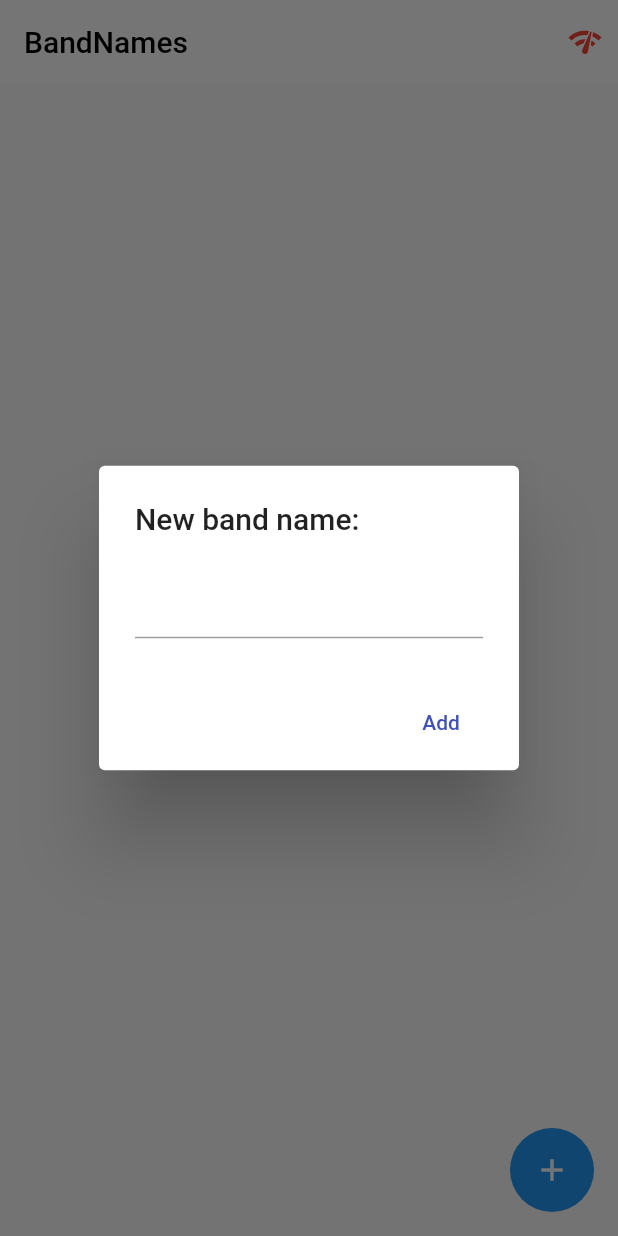
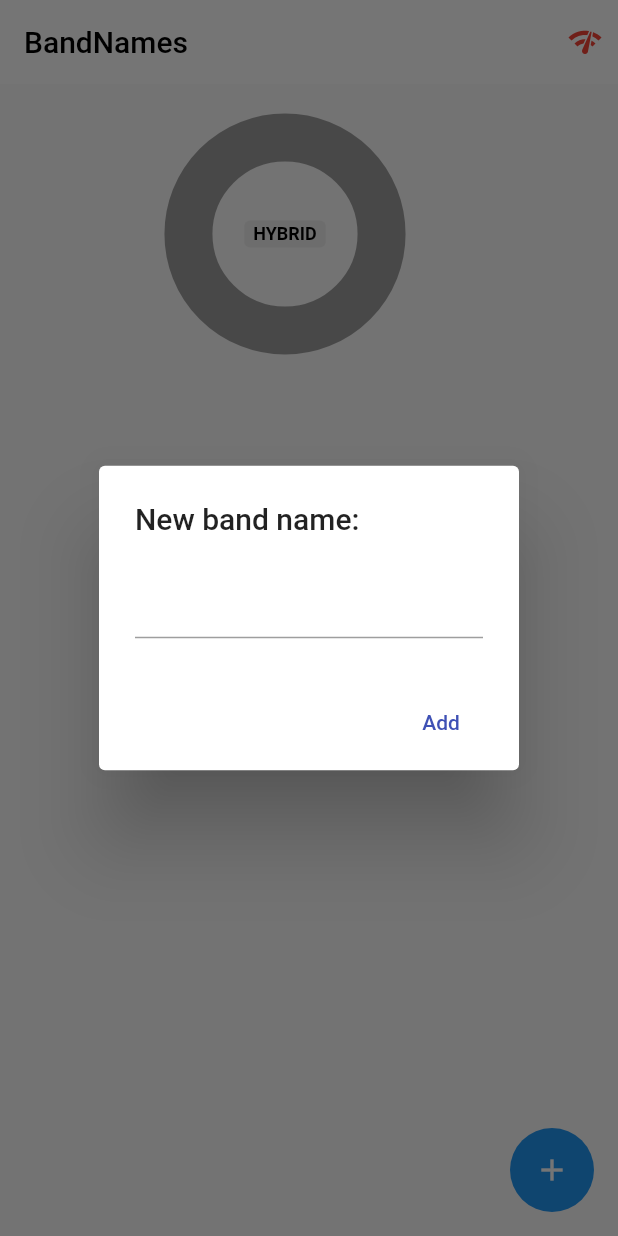
Before and after one commit to AndresCamiloChavez/band_names, a Flutter app: the screen it shows after launch, after a tap on the "add" icon, on a phone screen of 412 x 824 dp. Run offline on Flutter 3.47's test engine with Material 2 defaults, Android fonts, the phone set to English and light mode, and no system bars; drawn by our look-alikes of pie_chart; our stand-ins replace socket_io_client; network calls fail.

Commit message:
Uso de grafico

```diff
--- a/lib/pages/home.dart
+++ b/lib/pages/home.dart
@@ -5,6 +5,7 @@ import 'package:band_names/models/band.dart';
 import 'package:band_names/services/socket_service.dart';
 import 'package:flutter/cupertino.dart';
 import 'package:flutter/material.dart';
+import 'package:pie_chart/pie_chart.dart';
 import 'package:provider/provider.dart';
 
 class HomeScreen extends StatefulWidget {
@@ -21,15 +22,17 @@ class _HomeScreenState extends State<HomeScreen> {
   void initState() {
     final socketService = Provider.of<SocketService>(context, listen: false);
 
-    socketService.socket.on('bands', (data) {
-      bands.clear();
-      (data['bands'] as List<dynamic>).forEach((element) {
-        bands.add(Band.fromMap(element));
-      });
-      setState(() {});
-    });
+    socketService.socket.on('bands', _handlerActiveBands);
 
     super.initState();
+  }
+
+  _handlerActiveBands(dynamic data) {
+    bands.clear();
+    (data['bands'] as List<dynamic>).forEach((element) {
+      bands.add(Band.fromMap(element));
+    });
+    setState(() {});
   }
 
   @override
@@ -58,8 +61,20 @@ class _HomeScreenState extends State<HomeScreen> {
         ),
         backgroundColor: Colors.white,
       ),
-      body: ListView.builder(
-          itemCount: bands.length, itemBuilder: (_, i) => _bandTile(bands[i])),
+      body: Column(
+        children: [
+          Container(
+            width: double.infinity,
+            height: 200,
+            child: _showGraph(),
+          ),
+          Expanded(
+            child: ListView.builder(
+                itemCount: bands.length,
+                itemBuilder: (_, i) => _bandTile(bands[i])),
+          ),
+        ],
+      ),
       floatingActionButton: FloatingActionButton(
         onPressed: addNewBand,
         child: const Icon(Icons.add),
@@ -167,4 +182,52 @@ class _HomeScreenState extends State<HomeScreen> {
 
     Navigator.pop(context);
   }
+
+  Widget _showGraph() {
+    Map<String, double> dataMap = {
+      // "Flutter": 5,
+      // "React": 3,
+      // "Xamarin": 2,
+      // "Ionic": 2,
+    };
+    bands.forEach((element) {
+      dataMap.putIfAbsent(element.name, () => element.votes.toDouble());
+    });
+    final List<Color> colorList = [
+      Color(0xff23424f),
+      Color.fromARGB(255, 49, 151, 195),
+      Color.fromARGB(255, 23, 136, 185),
+      Color.fromARGB(255, 16, 115, 157),
+      Color.fromARGB(255, 189, 217, 229)
+    ];
+    return PieChart(
+      dataMap: dataMap,
+      animationDuration: Duration(milliseconds: 800),
+      chartLegendSpacing: 32,
+      chartRadius: MediaQuery.of(context).size.width / 3.2,
+      colorList: colorList,
+      initialAngleInDegree: 0,
+      chartType: ChartType.ring,
+      ringStrokeWidth: 32,
+      centerText: "HYBRID",
+      legendOptions: LegendOptions(
+        showLegendsInRow: false,
+        legendPosition: LegendPosition.right,
+        showLegends: true,
+        // legendShape: _BoxShape.circle,´
+        legendTextStyle: TextStyle(
+          fontWeight: FontWeight.bold,
+        ),
+      ),
+      chartValuesOptions: ChartValuesOptions(
+        showChartValueBackground: true,
+        showChartValues: true,
+        showChartValuesInPercentage: false,
+        showChartValuesOutside: false,
+        decimalPlaces: 1,
+      ),
+      // gradientList: ---To add gradient colors---
+      // emptyColorGradient: ---Empty Color gradient---
+    );
+  }
 }
--- a/pubspec.yaml
+++ b/pubspec.yaml
@@ -30,6 +30,7 @@ dependencies:
   cupertino_icons: ^1.0.2
   flutter:
     sdk: flutter
+  pie_chart: ^5.3.2
   provider: ^6.0.3
   socket_io_client: ^2.0.0
 
```
Also changed, not shown: pubspec.lock.
